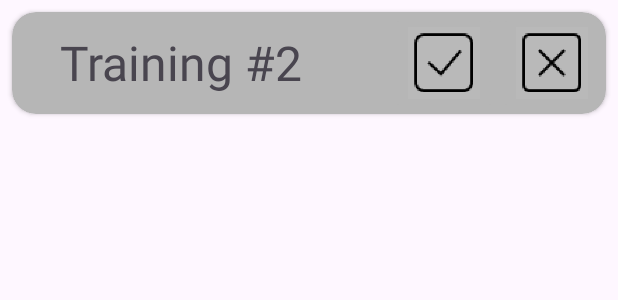
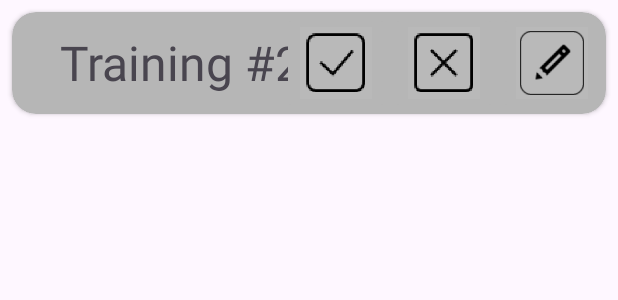
Before and after one commit to ElHurron/sma5-gc-hp, an Android app: the layout item_training.xml on its own in the app's theme, with its tools: preview values and no code run, on a phone screen of 412 x 824 dp. Shown: the top 300 px of the screen. Run offline under Robolectric (Android 15) with nearby library versions, the light colour scheme and no system bars.

Commit message:
Added edit mode

```diff
--- a/SMA5Training/app/src/main/java/com/example/sma5/training/models/Training.kt
+++ b/SMA5Training/app/src/main/java/com/example/sma5/training/models/Training.kt
@@ -9,7 +9,7 @@ import java.util.Date
 import java.util.Locale
 import java.util.UUID
 
-var SDF = SimpleDateFormat("yyyy-MM-dd HH:mm:ss", Locale.getDefault())
+var SDF = SimpleDateFormat("dd.MM.yyyy HH:mm", Locale.getDefault())
 var zoneId = ZoneId.of("Europe/Paris")
 @IgnoreExtraProperties
 data class Training(
--- a/SMA5Training/app/src/main/java/com/example/sma5/training/ui/TrainingOverviewActivity.kt
+++ b/SMA5Training/app/src/main/java/com/example/sma5/training/ui/TrainingOverviewActivity.kt
@@ -111,6 +111,7 @@ class TrainingOverviewActivity : AppCompatActivity() {
             val txvTitle: TextView = itemView.findViewById(R.id.txvTitle)
             val btnAcceptTraining: ImageButton = itemView.findViewById(R.id.btnAccept)
             val btnDeclineTraining: ImageButton = itemView.findViewById(R.id.btnDecline)
+            val btnEditTraining: ImageButton = itemView.findViewById(R.id.btnEdit)
         }
 
         private var trainings = emptyList<Training>()
@@ -132,6 +133,8 @@ class TrainingOverviewActivity : AppCompatActivity() {
         override fun onBindViewHolder(holder: ViewHolder, position: Int) = holder.run {
             val training = trainings[position]
             txvTitle.text = training.title;
+
+            btnEditTraining.isVisible = parentView.user.role == Roles.TRAINER
 
             if(training.acceptedUsers.contains(parentView.user.email!!)) {
                 btnAcceptTraining.isVisible = false;
--- a/SMA5Training/app/src/main/res/layout/item_training.xml
+++ b/SMA5Training/app/src/main/res/layout/item_training.xml
@@ -27,11 +27,22 @@
         </TextView>
 
         <ImageButton
+            android:id="@+id/btnEdit"
+            android:layout_width="wrap_content"
+            android:backgroundTint="@color/my_light_primary"
+            android:layout_height="wrap_content"
+            app:layout_constraintEnd_toEndOf="parent"
+            app:layout_constraintTop_toTopOf="parent"
+            app:layout_constraintBottom_toBottomOf="parent"
+            android:src="@mipmap/edit_img"
+            android:importantForAccessibility="no" />
+
+        <ImageButton
             android:id="@+id/btnDecline"
             android:layout_width="wrap_content"
             android:backgroundTint="@color/my_light_primary"
             android:layout_height="wrap_content"
-            app:layout_constraintEnd_toEndOf="parent"
+            app:layout_constraintEnd_toStartOf="@id/btnEdit"
             app:layout_constraintTop_toTopOf="parent"
             app:layout_constraintBottom_toBottomOf="parent"
             android:src="@mipmap/x_img"
```
Also changed, not shown: SMA5Training/app/src/main/res/mipmap-hdpi/edit_img.png (added), SMA5Training/app/src/main/res/mipmap-mdpi/edit_img.png (added), SMA5Training/app/src/main/res/mipmap-xhdpi/edit_img.png (added), SMA5Training/app/src/main/res/mipmap-xxhdpi/edit_img.png (added), SMA5Training/app/src/main/res/mipmap-xxxhdpi/edit_img.png (added).
